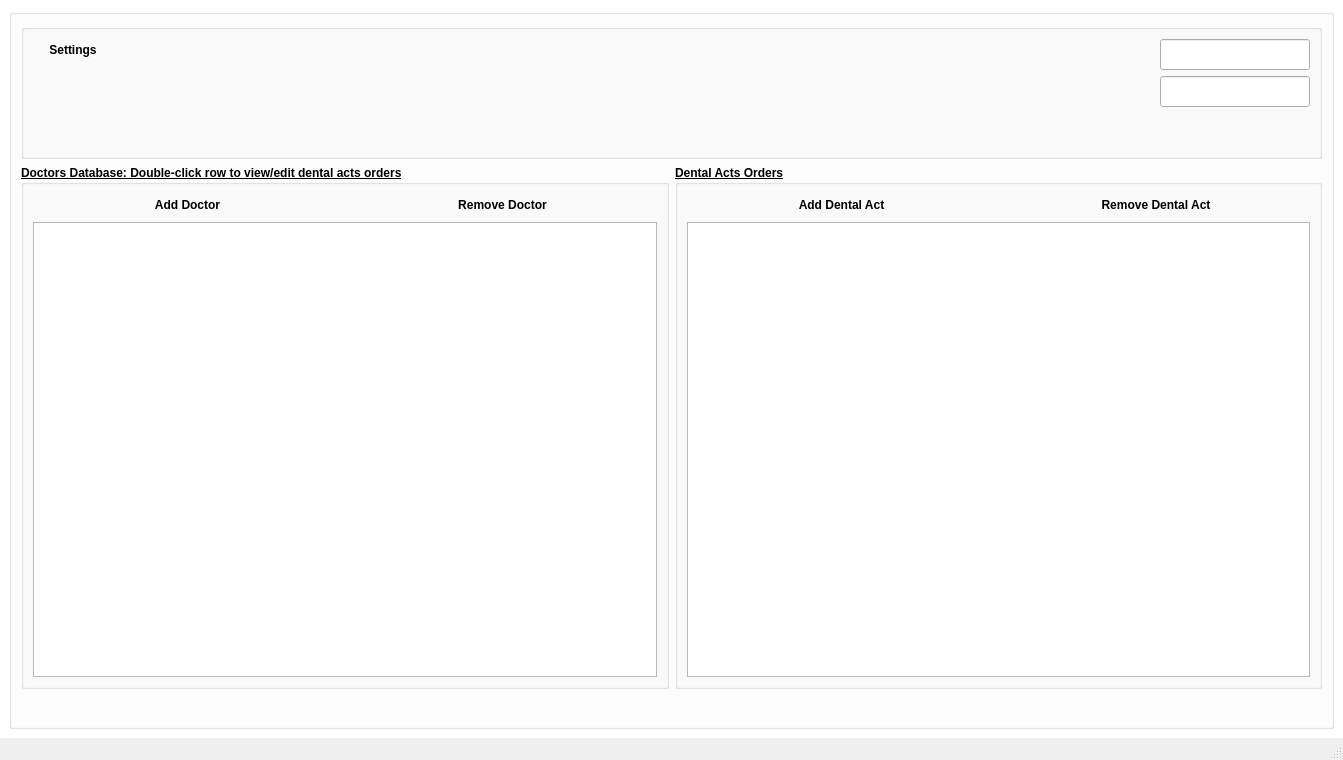
Old version of the form res/windowmain.ui in the repository heidaga/DentalClientBase.
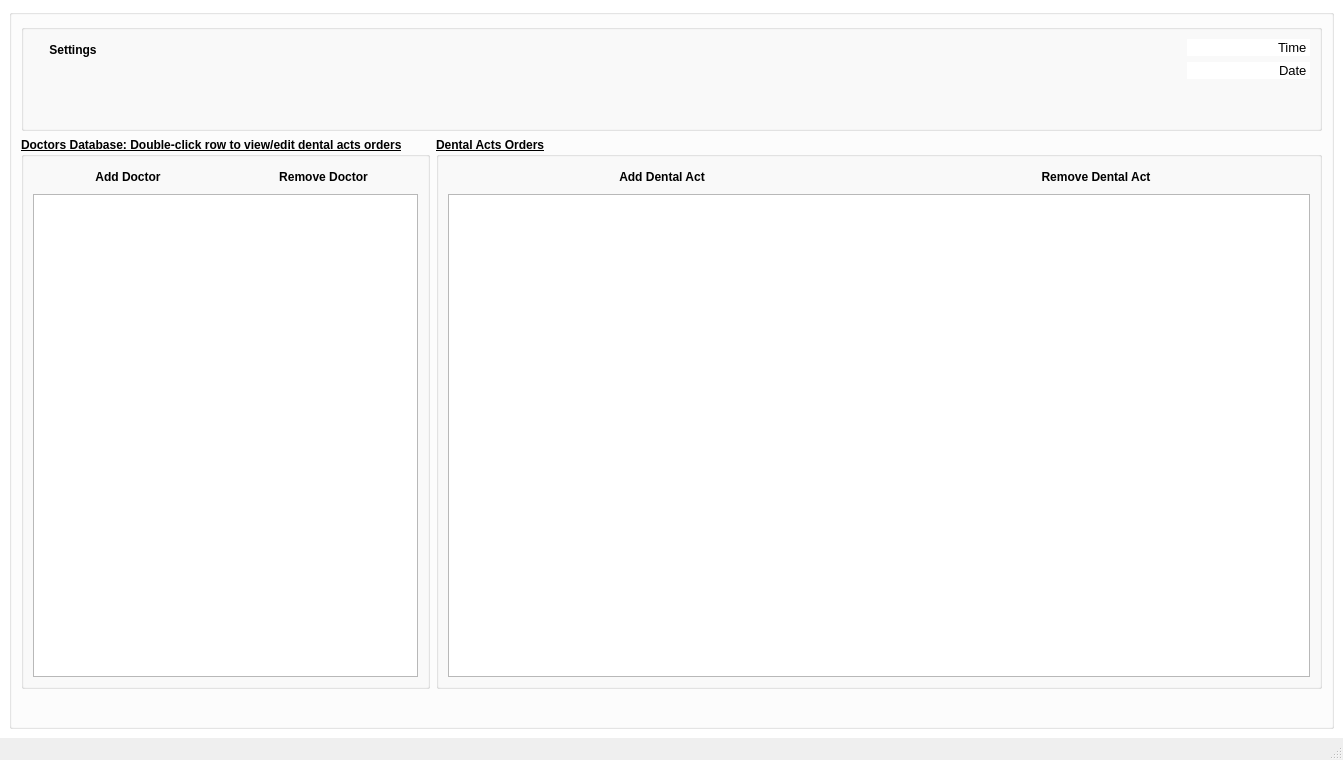
New version of the form. Icons and pictures are not drawn. Custom widgets are drawn as their Qt base class.

Diff of the .ui file:
```diff
--- a/res/windowmain.ui
+++ b/res/windowmain.ui
@@ -326,7 +326,7 @@
                <bool>true</bool>
               </property>
               <property name="sizePolicy">
-               <sizepolicy hsizetype="Preferred" vsizetype="Expanding">
+               <sizepolicy hsizetype="Expanding" vsizetype="Expanding">
                 <horstretch>0</horstretch>
                 <verstretch>0</verstretch>
                </sizepolicy>
@@ -431,7 +431,7 @@
          <layout class="QGridLayout" name="gridLayout_4">
           <item row="0" column="5" rowspan="2">
            <layout class="QVBoxLayout" name="verticalLayout">
-            <item alignment="Qt::AlignRight">
+            <item alignment="Qt::AlignRight|Qt::AlignVCenter">
              <widget class="QLineEdit" name="LE_time">
               <property name="enabled">
                <bool>true</bool>
@@ -444,7 +444,7 @@
               </property>
               <property name="font">
                <font>
-                <pointsize>14</pointsize>
+                <pointsize>10</pointsize>
                 <weight>50</weight>
                 <bold>false</bold>
                 <stylestrategy>PreferDefault</stylestrategy>
@@ -454,17 +454,20 @@
                <bool>false</bool>
               </property>
               <property name="text">
-               <string/>
+               <string>Time</string>
+              </property>
+              <property name="frame">
+               <bool>false</bool>
               </property>
               <property name="alignment">
-               <set>Qt::AlignCenter</set>
+               <set>Qt::AlignRight|Qt::AlignTrailing|Qt::AlignVCenter</set>
               </property>
               <property name="readOnly">
                <bool>true</bool>
               </property>
              </widget>
             </item>
-            <item alignment="Qt::AlignRight">
+            <item alignment="Qt::AlignRight|Qt::AlignVCenter">
              <widget class="QLineEdit" name="LE_date">
               <property name="maximumSize">
                <size>
@@ -474,16 +477,19 @@
               </property>
               <property name="font">
                <font>
-                <pointsize>14</pointsize>
+                <pointsize>10</pointsize>
                 <weight>50</weight>
                 <bold>false</bold>
                </font>
               </property>
               <property name="text">
-               <string/>
+               <string>Date</string>
+              </property>
+              <property name="frame">
+               <bool>false</bool>
               </property>
               <property name="alignment">
-               <set>Qt::AlignCenter</set>
+               <set>Qt::AlignRight|Qt::AlignTrailing|Qt::AlignVCenter</set>
               </property>
               <property name="readOnly">
                <bool>true</bool>
```
